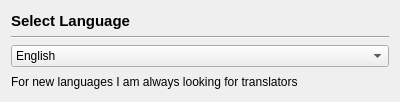
The window that src/GUI/LanguageChooser/GUI_LanguageChooser.ui (return42/sayonara) describes before a commit, drawn with Qt 5.
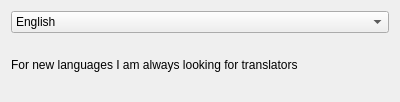
The same window after the commit.

What changed in the file:
```diff
--- a/src/GUI/LanguageChooser/GUI_LanguageChooser.ui
+++ b/src/GUI/LanguageChooser/GUI_LanguageChooser.ui
@@ -11,28 +11,17 @@
    </rect>
   </property>
   <layout class="QGridLayout" name="gridLayout">
-   <item row="0" column="0">
-    <widget class="QLabel" name="lab_title">
-     <property name="font">
-      <font>
-       <pointsize>11</pointsize>
-       <weight>75</weight>
-       <bold>true</bold>
-      </font>
-     </property>
-     <property name="text">
-      <string>Select Language</string>
-     </property>
-    </widget>
-   </item>
    <item row="1" column="0">
-    <widget class="Line" name="line">
-     <property name="orientation">
-      <enum>Qt::Horizontal</enum>
+    <widget class="QLabel" name="label_2">
+     <property name="text">
+      <string>For new languages I am always looking for translators</string>
+     </property>
+     <property name="wordWrap">
+      <bool>true</bool>
      </property>
     </widget>
    </item>
-   <item row="2" column="0">
+   <item row="0" column="0">
     <widget class="QComboBox" name="combo_lang">
      <item>
       <property name="text">
@@ -41,16 +30,6 @@
      </item>
     </widget>
    </item>
-   <item row="3" column="0">
-    <widget class="QLabel" name="label_2">
-     <property name="text">
-      <string>For new languages I am always looking for translators</string>
-     </property>
-     <property name="wordWrap">
-      <bool>true</bool>
-     </property>
-    </widget>
-   </item>
   </layout>
  </widget>
  <resources/>
```
